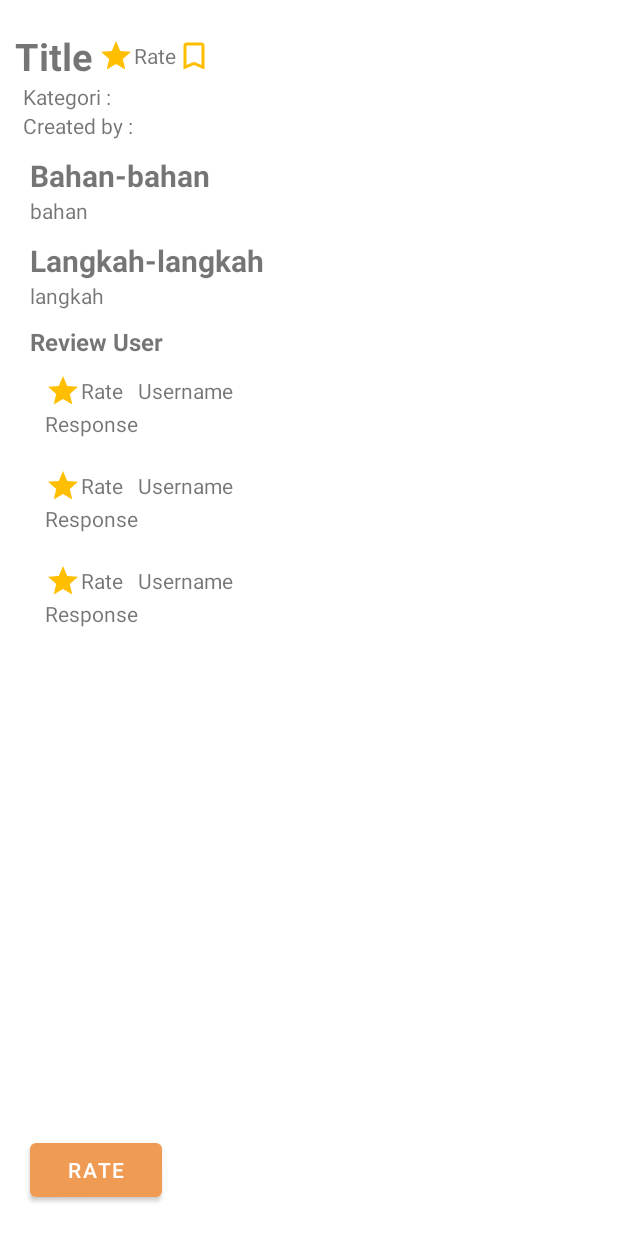
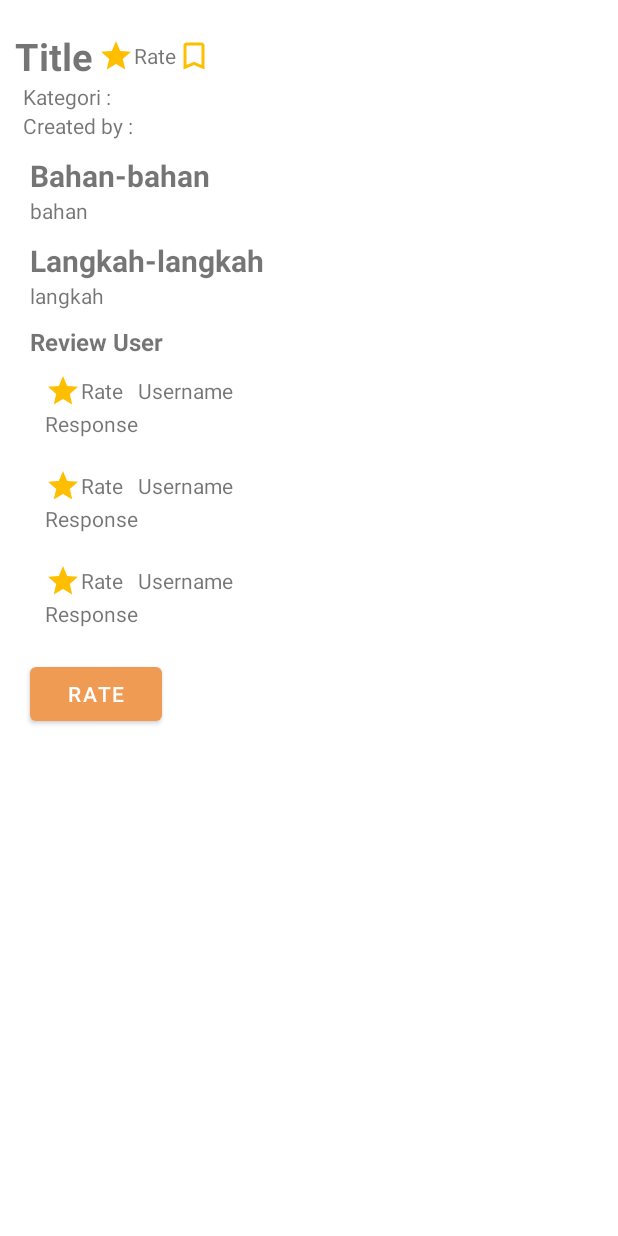
Before and after one commit to Granwyl/CookBook, an Android app: the layout activity_detail.xml on its own in the app's theme, with its tools: preview values and no code run, on a phone screen of 412 x 824 dp. Run offline under Robolectric (Android 15) with nearby library versions, the phone set to English and light mode, and no system bars; network calls fail.

Commit message:
nambah scrollview agar button yang tergusur ke bawah bisa diakses

```diff
--- a/app/src/main/res/layout/activity_detail.xml
+++ b/app/src/main/res/layout/activity_detail.xml
@@ -8,12 +8,22 @@
     android:orientation="vertical"
     android:visibility="visible"
     tools:context=".DetailActivity">
+
+    <ScrollView
+        android:layout_width="match_parent"
+        android:layout_height="match_parent">
+
+        <LinearLayout
+            android:layout_width="match_parent"
+            android:layout_height="wrap_content"
+            android:orientation="vertical" >
+
             <ImageView
+                android:id="@+id/gbr"
                 android:layout_width="fill_parent"
                 android:layout_height="wrap_content"
-        android:id="@+id/gbr"
-        android:layout_marginBottom="10dp"
-        />
+                android:layout_marginBottom="10dp" />
+
             <LinearLayout
                 android:layout_width="match_parent"
                 android:layout_height="wrap_content"
@@ -53,6 +63,7 @@
                     android:onClick="detailClick"
                     android:tag="passive"
                     app:srcCompat="@drawable/ic_bookmark_passive" />
+
             </LinearLayout>
 
             <TextView
@@ -173,3 +184,6 @@
             </LinearLayout>
 
         </LinearLayout>
+    </ScrollView>
+
+</LinearLayout>
```
Also changed, not shown: app/src/main/res/layout/activity_add_recipe.xml (+23 -14 lines). Lines whose indentation alone changed are shown as unchanged.
